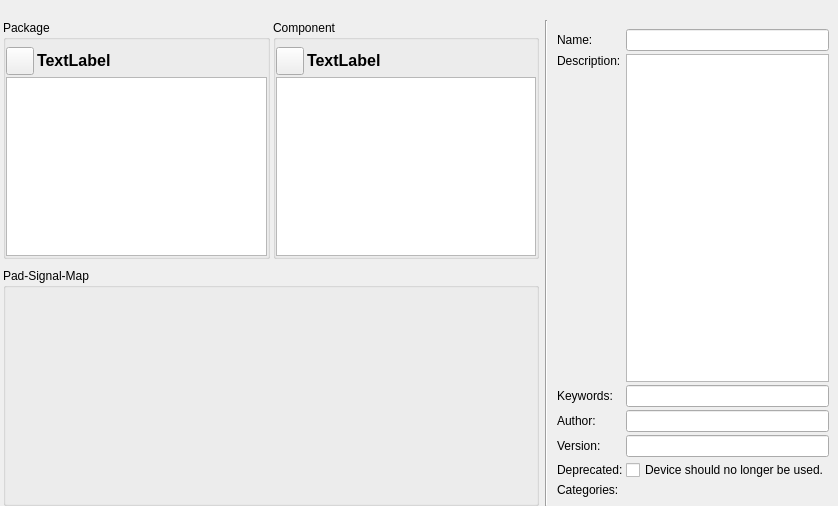
LibrePCB/LibrePCB, file libs/librepcb/libraryeditor/dev/deviceeditorwidget.ui: the form before one commit.
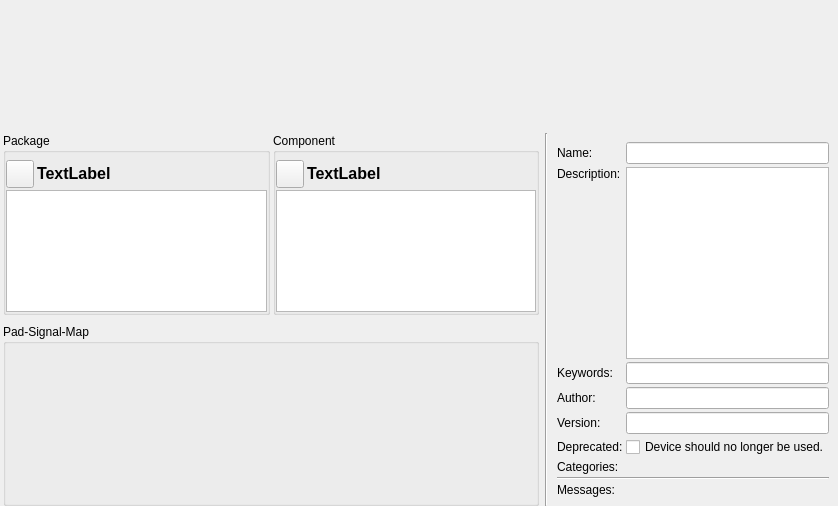
The form after the commit. Icons and pictures are not drawn. Custom widgets are drawn as their Qt base class.

Patch:
```diff
--- a/libs/librepcb/libraryeditor/dev/deviceeditorwidget.ui
+++ b/libs/librepcb/libraryeditor/dev/deviceeditorwidget.ui
@@ -38,6 +38,16 @@
       </size>
      </property>
     </widget>
+  </item>
+  <item>
+    <widget class="QWidget" name="errorNotificationWidget" native="true">
+     <property name="minimumSize">
+      <size>
+       <width>0</width>
+       <height>20</height>
+      </size>
+     </property>
+    </widget>
    </item>
    <item>
     <layout class="QHBoxLayout" name="horizontalLayout_2" stretch="2,0,1">
@@ -381,6 +391,33 @@
          </property>
         </widget>
        </item>
+       <item row="8" column="0">
+        <widget class="QLabel" name="label">
+         <property name="text">
+          <string>Messages:</string>
+         </property>
+         <property name="alignment">
+          <set>Qt::AlignLeading|Qt::AlignLeft|Qt::AlignTop</set>
+         </property>
+        </widget>
+       </item>
+       <item row="7" column="0" colspan="2">
+        <widget class="Line" name="line_2">
+         <property name="orientation">
+          <enum>Qt::Horizontal</enum>
+         </property>
+        </widget>
+       </item>
+       <item row="8" column="1">
+        <widget class="librepcb::library::editor::LibraryElementCheckListWidget" name="lstMessages" native="true">
+         <property name="sizePolicy">
+          <sizepolicy hsizetype="Preferred" vsizetype="Expanding">
+           <horstretch>0</horstretch>
+           <verstretch>1</verstretch>
+          </sizepolicy>
+         </property>
+        </widget>
+       </item>
       </layout>
      </item>
     </layout>
@@ -398,6 +435,12 @@
    <extends>QGraphicsView</extends>
    <header location="global">librepcb/common/graphics/graphicsview.h</header>
   </customwidget>
+  <customwidget>
+   <class>librepcb::library::editor::LibraryElementCheckListWidget</class>
+   <extends>QWidget</extends>
+   <header location="global">librepcb/libraryeditor/common/libraryelementchecklistwidget.h</header>
+   <container>1</container>
+  </customwidget>
   <customwidget>
    <class>librepcb::library::editor::PadSignalMapEditorWidget</class>
    <extends>QWidget</extends>
```
